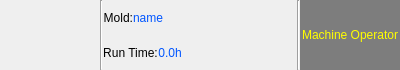
Above: custom_widgets/programhead/icprogramheadframe.ui from dongdong-2009/3-5AxisRobot before the change. Below: the same form after it.
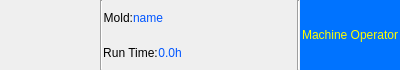
That is the form after the change. Custom widgets are drawn as their Qt base class.

```diff
--- a/custom_widgets/programhead/icprogramheadframe.ui
+++ b/custom_widgets/programhead/icprogramheadframe.ui
@@ -206,7 +206,8 @@
        </property>
        <property name="styleSheet">
         <string notr="true">#passwdLevelLabel{
-background-color: rgb(125, 125, 125);
+/*background-color: rgb(125, 125, 125);*/
+background-color:#0073FF;
 color: rgb(255, 255, 0);
 }</string>
        </property>
```
